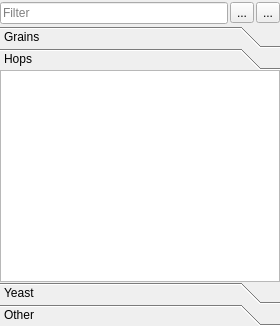
This is Ingredient/IngredientToolbox.ui in DaneGardner/ThreeBrooks as Qt 5 draws it before an edit. The edited form follows.
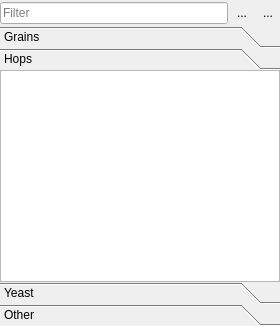
This is the edited form. The open tabs and pages were chosen to show the change. Icons and pictures are not drawn.

```diff
--- a/Ingredient/IngredientToolbox.ui
+++ b/Ingredient/IngredientToolbox.ui
@@ -62,6 +62,9 @@
         <iconset resource="../Resources.qrc">
          <normaloff>:/ThreeBrooks/Ingredients/create.svg</normaloff>:/ThreeBrooks/Ingredients/create.svg</iconset>
        </property>
+       <property name="autoRaise">
+        <bool>true</bool>
+       </property>
       </widget>
      </item>
      <item>
@@ -76,6 +79,9 @@
         <iconset resource="../Resources.qrc">
          <normaloff>:/ThreeBrooks/Ingredients/remove.svg</normaloff>:/ThreeBrooks/Ingredients/remove.svg</iconset>
        </property>
+       <property name="autoRaise">
+        <bool>true</bool>
+       </property>
       </widget>
      </item>
     </layout>
```
Left out of the diff: 12 changed lines with no effect on the pictures.
